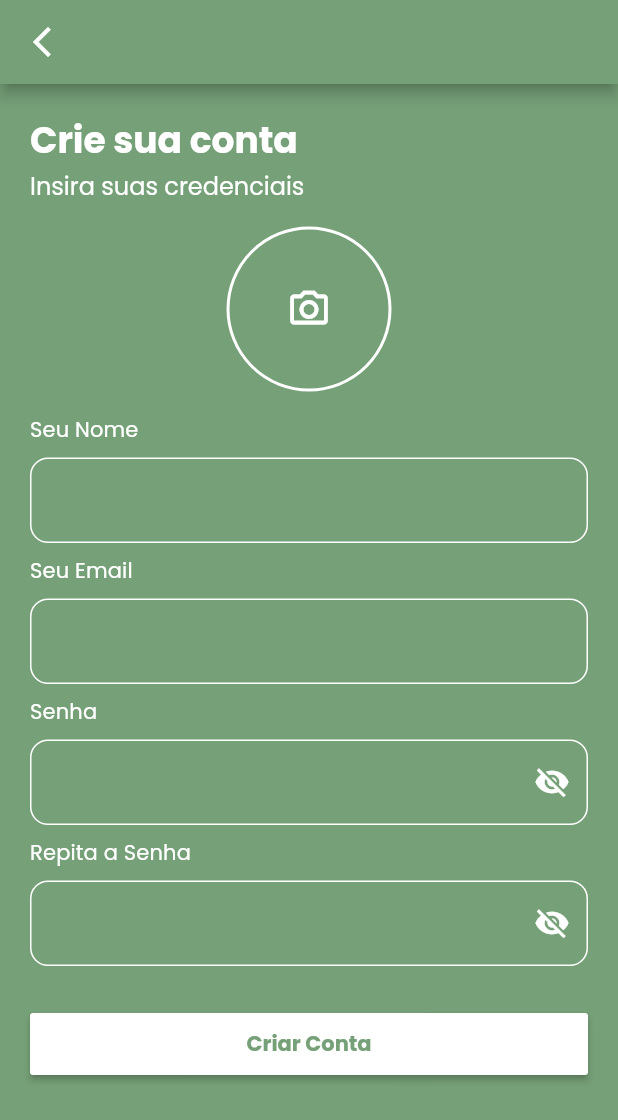
After one commit to OzielFilho/smart_planner, a Flutter app: the CreateAccountPage screen opened by its route, on a phone screen of 412 x 824 dp. The commit adds this screen. Shown: the top 1120 px of the screen. Run offline on Flutter 3.47's test engine with Material 2 defaults, Android fonts, the phone set to English and light mode, and no system bars; our stand-ins replace bloc, cloud_firestore, dartz, equatable, firebase_auth, firebase_core and 2 more; accounts and stored records are empty.

Commit message:
feature: create account created

```diff
--- a/lib/app/app_module.dart
+++ b/lib/app/app_module.dart
@@ -1,6 +1,8 @@
+import 'package:cloud_firestore/cloud_firestore.dart';
 import 'package:firebase_auth/firebase_auth.dart';
 import 'package:flutter_modular/flutter_modular.dart';
 import 'package:smart_planner/app/core/services/firebase_auth_service.dart';
+import 'package:smart_planner/app/core/services/firebase_store_service.dart';
 import 'package:smart_planner/app/core/services/network_service.dart';
 import 'package:smart_planner/app/modules/splash/splash_module.dart';
 
@@ -9,7 +11,8 @@ import 'modules/authentication/authentication_module.dart';
 class AppModule extends Module {
   @override
   final List<Bind> binds = [
-    Bind((i) => FirebaseAuthServiceImpl(FirebaseAuth.instance)),
+    Bind((i) => FirebaseStoreServiceImpl(FirebaseFirestore.instance)),
+    Bind((i) => FirebaseAuthServiceImpl(FirebaseAuth.instance, i())),
     Bind((i) => NetworkServiceImpl()),
   ];
 
--- a/lib/app/core/errors/exceptions.dart
+++ b/lib/app/core/errors/exceptions.dart
@@ -1,3 +1,5 @@
 class LoginException implements Exception {}
 
 class RecoveryPasswordException implements Exception {}
+
+class CreateAccountException implements Exception {}
--- a/lib/app/core/errors/failure.dart
+++ b/lib/app/core/errors/failure.dart
@@ -43,3 +43,13 @@
   @override
   List<Object?> get props => const <dynamic>[];
 }
+
+class ParamsEmptyCreateAccountFailure extends Failure {
+  @override
+  List<Object?> get props => const <dynamic>[];
+}
+
+class ParamsInvalidCreateAccountFailure extends Failure {
+  @override
+  List<Object?> get props => const <dynamic>[];
+}
--- a/lib/app/core/presentation/controllers/app_state.dart
+++ b/lib/app/core/presentation/controllers/app_state.dart
@@ -26,6 +26,16 @@ class EmailOrPasswordInvalidErrorState extends ErrorState {
   EmailOrPasswordInvalidErrorState(super.message);
 }
 
+class ParamsCreateAccountEmptyErrorState extends ErrorState {
+  ParamsCreateAccountEmptyErrorState(super.message);
+}
+
+class ParamsCreateAccountInvalidErrorState extends ErrorState {
+  ParamsCreateAccountInvalidErrorState(super.message);
+}
+
 class SuccessHomeState extends SuccessState {}
 
 class SuccessRecoveryState extends SuccessState {}
+
+class SuccessCreateAccountState extends SuccessState {}
--- /dev/null
+++ b/lib/app/core/presentation/widgets/image_get_design.dart
@@ -0,0 +1,33 @@
+import 'package:flutter/material.dart';
+import 'package:smart_planner/app/core/utils/color_utils.dart';
+
+class ImageGetDesign extends StatelessWidget {
+  const ImageGetDesign({Key? key}) : super(key: key);
+
+  @override
+  Widget build(BuildContext context) {
+    return InkWell(
+      borderRadius: BorderRadius.circular(100.0),
+      onTap: () {},
+      child: Stack(
+        alignment: Alignment.center,
+        children: [
+          Container(
+            alignment: Alignment.center,
+            height: 120,
+            width: 110,
+            decoration: BoxDecoration(
+              border: Border.all(color: ColorUtils.whiteColor, width: 2),
+              shape: BoxShape.circle,
+            ),
+          ),
+          const Icon(
+            Icons.camera_alt_outlined,
+            size: 30,
+            color: ColorUtils.whiteColor,
+          ),
+        ],
+      ),
+    );
+  }
+}
--- a/lib/app/core/utils/validations.dart
+++ b/lib/app/core/utils/validations.dart
@@ -8,8 +8,4 @@ class Validations {
   static bool passwordValidation({required String password}) {
     return password.length >= 6;
   }
-
-  static bool phoneValidation({required String phone}) {
-    return phone.length == 14 && phone[4] == '9';
-  }
 }
--- /dev/null
+++ b/lib/app/modules/authentication/domain/entities/user_create_account.dart
@@ -0,0 +1,8 @@
+class UserCreateAccount {
+  final String name;
+  final String email;
+  final String password;
+  final String? photo;
+
+  UserCreateAccount(this.name, this.email, this.password, this.photo);
+}
--- /dev/null
+++ b/lib/app/modules/authentication/domain/usecases/create_account/create_account_with_email_and_password.dart
@@ -0,0 +1,28 @@
+import 'package:smart_planner/app/core/errors/failure.dart';
+import 'package:dartz/dartz.dart';
+import 'package:smart_planner/app/core/usecase/usecase.dart';
+import 'package:smart_planner/app/core/utils/validations.dart';
+import 'package:smart_planner/app/modules/authentication/domain/entities/user_create_account.dart';
+import 'package:smart_planner/app/modules/authentication/domain/repositories/create_account_repository.dart';
+
+class CreateAccountWithEmailAndPassword
+    extends Usecase<String, UserCreateAccount> {
+  final CreateAccountRepository _repository;
+
+  CreateAccountWithEmailAndPassword(this._repository);
+
+  @override
+  Future<Either<Failure, String>> call(UserCreateAccount? params) async {
+    if (params!.email.isEmpty ||
+        params.name.isEmpty ||
+        params.password.isEmpty) {
+      return left(ParamsEmptyCreateAccountFailure());
+    }
+
+    if (!Validations.emailValidation(email: params.email) ||
+        !Validations.passwordValidation(password: params.password)) {
+      return left(ParamsInvalidCreateAccountFailure());
+    }
+    return await _repository.createAccountWithEmailAndPassword(params);
+  }
+}
--- /dev/null
+++ b/lib/app/modules/authentication/infrastructure/datasources/create_account_datasource.dart
@@ -0,0 +1,5 @@
+import '../models/user_create_account_model.dart';
+
+abstract class CreateAccountDatasource {
+  Future<String> createAccountWithEmailAndPassword(UserCreateAccountModel user);
+}
--- /dev/null
+++ b/lib/app/modules/authentication/infrastructure/models/user_create_account_model.dart
@@ -0,0 +1,11 @@
+import '../../domain/entities/user_create_account.dart';
+
+class UserCreateAccountModel extends UserCreateAccount {
+  UserCreateAccountModel(super.name, super.email, super.password, super.photo);
+
+  factory UserCreateAccountModel.fromUser(UserCreateAccount user) =>
+      UserCreateAccountModel(user.name, user.email, user.password, user.photo);
+
+  Map<String, dynamic> toMap() =>
+      {'name': super.name, 'email': super.email, 'photo': super.photo};
+}
--- /dev/null
+++ b/lib/app/modules/authentication/presentation/controllers/create_account_controller/create_account_event.dart
@@ -0,0 +1,18 @@
+abstract class CreateAccountEvent {
+  const CreateAccountEvent();
+}
+
+class CreateAccountWithEmailAndPasswordEvent implements CreateAccountEvent {
+  final String email;
+  final String password;
+  final String passwordConfirme;
+  final String name;
+  final String? photo;
+
+  CreateAccountWithEmailAndPasswordEvent(
+      {required this.email,
+      required this.password,
+      required this.passwordConfirme,
+      required this.name,
+      this.photo});
+}
--- /dev/null
+++ b/lib/app/modules/authentication/presentation/pages/create_account/create_account_page.dart
@@ -0,0 +1,183 @@
+import 'dart:io';
+
+import 'package:flutter/material.dart';
+import 'package:flutter_bloc/flutter_bloc.dart';
+import 'package:flutter_modular/flutter_modular.dart';
+import 'package:smart_planner/app/core/presentation/widgets/buttons_design.dart';
+import 'package:smart_planner/app/core/presentation/widgets/form_desing.dart';
+import 'package:smart_planner/app/core/presentation/widgets/loading_desing.dart';
+import 'package:smart_planner/app/core/utils/color_utils.dart';
+import 'package:smart_planner/app/core/utils/widgets_utils.dart';
+import 'package:smart_planner/app/modules/authentication/presentation/controllers/create_account_controller/create_account_event.dart';
+import 'package:smart_planner/app/modules/authentication/presentation/controllers/create_account_controller/create_account_with_email_and_password_bloc.dart';
+
+import '../../../../../core/presentation/controllers/app_state.dart';
+import '../../../../../core/presentation/widgets/image_get_design.dart';
+import '../../../../../core/theme/theme_app.dart';
+
+class CreateAccountPage extends StatefulWidget {
+  const CreateAccountPage({Key? key}) : super(key: key);
+
+  @override
+  State<CreateAccountPage> createState() => _CreateAccountPageState();
+}
+
+class _CreateAccountPageState extends State<CreateAccountPage> {
+  final _controllerName = TextEditingController();
+  final _controllerEmail = TextEditingController();
+  final _controllerPassword = TextEditingController();
+  final _controllerPasswordConfirme = TextEditingController();
+
+  final _blocCreateAccount =
+      Modular.get<CreateAccountWithEmailAndPasswordBloc>();
+
+  _clearControllers() {
+    _controllerName.clear();
+    _controllerEmail.clear();
+    _controllerPassword.clear();
+    _controllerPasswordConfirme.clear();
+  }
+
+  bool _visibilityPassword = true;
+
+  late File _image;
+
+  @override
+  Widget build(BuildContext context) {
+    return Scaffold(
+      appBar: AppBar(
+        leading: IconButton(
+          onPressed: () => Modular.to.pop(),
+          icon: const Icon(Icons.arrow_back_ios_new_outlined),
+        ),
+      ),
+      body: BlocConsumer(
+        listener: (context, state) {
+          if (state is SuccessCreateAccountState) {
+            _clearControllers();
+            WidgetUtils.showSnackBar(context, '',
+                actionText: 'Usuário Criado com Sucesso!',
+                onTap: () => Modular.to.pop());
+            Modular.to.pop();
+          }
+        },
+        bloc: _blocCreateAccount,
+        builder: (context, state) => Padding(
+          padding: const EdgeInsets.all(20.0),
+          child: SingleChildScrollView(
+            child: Column(
+              crossAxisAlignment: CrossAxisAlignment.start,
+              children: [
+                Text(
+                  'Crie sua conta',
+                  style: Theme.of(context).textTheme.headline1,
+                ),
+                Text(
+                  'Insira suas credenciais',
+                  style: Theme.of(context).textTheme.subtitle1,
+                ),
+                const SizedBox(
+                  height: 10,
+                ),
+                const Align(
+                    alignment: Alignment.center, child: ImageGetDesign()),
+                const SizedBox(
+                  height: 10,
+                ),
+                Text(
+                  'Seu Nome',
+                  style: Theme.of(context)
+                      .textTheme
+                      .subtitle2!
+                      .copyWith(color: ColorUtils.whiteColor),
+                ),
+                FormsDesign(controller: _controllerName),
+                Text(
+                  'Seu Email',
+                  style: Theme.of(context)
+                      .textTheme
+                      .subtitle2!
+                      .copyWith(color: ColorUtils.whiteColor),
+                ),
+                FormsDesign(controller: _controllerEmail),
+                Text(
+                  'Senha',
+                  style: Theme.of(context)
+                      .textTheme
+                      .subtitle2!
+                      .copyWith(color: ColorUtils.whiteColor),
+                ),
+                FormsDesign(
+                  controller: _controllerPassword,
+                  visibility: _visibilityPassword,
+                  suffixIcon: IconButton(
+                      onPressed: () {
+                        setState(() {
+                          _visibilityPassword = !_visibilityPassword;
+                        });
+                      },
+                      icon: Icon(
+                        _visibilityPassword
+                            ? Icons.visibility_off
+                            : Icons.visibility,
+                        color: ColorUtils.whiteColor,
+                      )),
+                ),
+                Text(
+                  'Repita a Senha',
+                  style: Theme.of(context)
+                      .textTheme
+                      .subtitle2!
+                      .copyWith(color: ColorUtils.whiteColor),
+                ),
+                FormsDesign(
+                  controller: _controllerPasswordConfirme,
+                  visibility: _visibilityPassword,
+                  suffixIcon: IconButton(
+                      onPressed: () {
+                        setState(() {
+                          _visibilityPassword = !_visibilityPassword;
+                        });
+                      },
+                      icon: Icon(
+                        _visibilityPassword
+                            ? Icons.visibility_off
+                            : Icons.visibility,
+                        color: ColorUtils.whiteColor,
+                      )),
+                ),
+                if (state is ErrorState) ...[
+                  AnimatedContainer(
+                    duration: const Duration(seconds: 5),
+                    curve: Curves.ease,
+                    child: Text(
+                      state.message!,
+                      style: ThemeApp.theme.textTheme.subtitle1,
+                    ),
+                  )
+                ],
+                const SizedBox(
+                  height: 20,
+                ),
+                (state is ProcessingState)
+                    ? const Center(child: LoadingDesign())
+                    : ButtonDesign(
+                        text: 'Criar Conta',
+                        action: () {
+                          _blocCreateAccount.add(
+                              CreateAccountWithEmailAndPasswordEvent(
+                                  email: _controllerEmail.text,
+                                  password: _controllerPassword.text,
+                                  passwordConfirme:
+                                      _controllerPasswordConfirme.text,
+                                  name: _controllerName.text,
+                                  photo: ''));
+                        })
+              ],
+            ),
+          ),
+        ),
+      ),
+    );
+  }
+}
```
Also changed, not shown: lib/app/core/services/firebase_auth_service.dart (+20 -2 lines), lib/app/core/services/firebase_store_service.dart (added, +30 -0 lines), lib/app/modules/authentication/authentication_module.dart (+12 -0 lines), lib/app/modules/authentication/domain/repositories/create_account_repository.dart (added, +9 -0 lines), lib/app/modules/authentication/external/create_account/create_account_firebase.dart (added, +16 -0 lines), lib/app/modules/authentication/infrastructure/repositories/create_account_repository_impl.dart (added, +34 -0 lines), lib/app/modules/authentication/presentation/controllers/create_account_controller/create_account_with_email_and_password_bloc.dart (added, +55 -0 lines).
